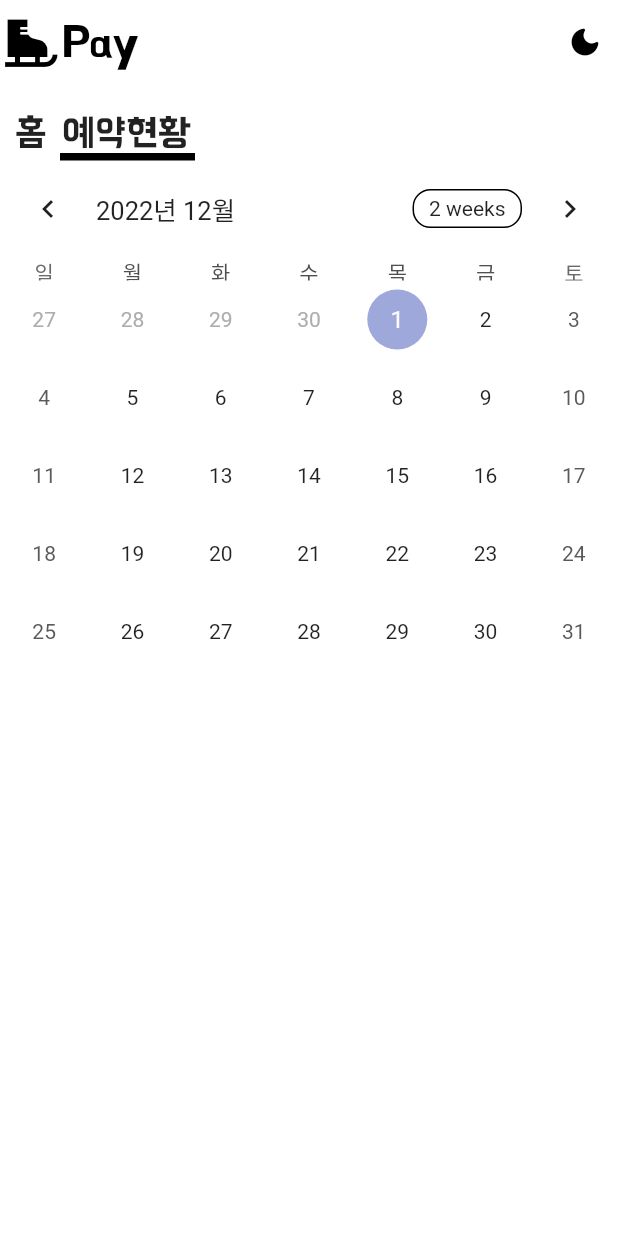
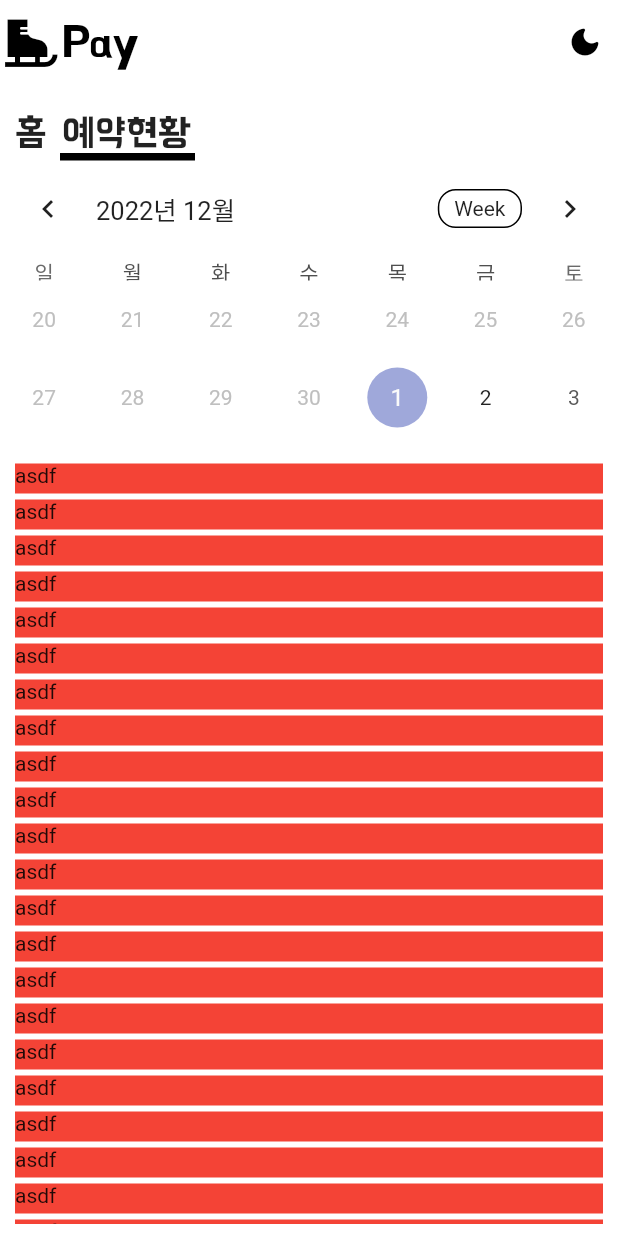
Before and after one commit to chinggu88/hairbook, a Flutter app: the screen it shows after launch, after a tap on "예약현황", on a phone screen of 412 x 824 dp. Run offline on Flutter 3.47's test engine with Material 2 defaults, Android fonts, the phone set to English and light mode, and no system bars; drawn by our look-alikes of table_calendar; our stand-ins replace cloud_firestore, firebase_auth, firebase_core, firebase_messaging, flutter_easyloading, get and 3 more; missing offline and left inert: flutter_web_auth, kakao_flutter_sdk_user; accounts and stored records are empty; network calls fail.

```diff
--- a/lib/common/api/api_call.dart
+++ b/lib/common/api/api_call.dart
@@ -2,6 +2,7 @@ import 'dart:developer';
 
 import 'package:hair/common/api/getConnect.dart';
 import 'package:hair/controller/app_controller.dart';
+import 'package:hair/model/book_model.dart';
 import 'package:hair/model/events_model.dart';
 import 'package:hair/model/user_model.dart';
 import 'package:intl/intl.dart';
@@ -100,7 +101,7 @@ Future<List<Map<String, dynamic>>> readregisterByid(
       return result;
     }
   } catch (e) {
-    log('', error: '[api_call][readregister] error value ${e.toString()}');
+    log('', error: '[api_call][readregisterByid] error value ${e.toString()}');
     return [];
   }
 }
@@ -126,3 +127,27 @@ Future<List<Map<String, dynamic>>> readhistory(
     return [];
   }
 }
+
+///예약목록
+Future<List<book>> getBookListbyDate(
+    String url, Map<String, dynamic> body) async {
+  List<book> result = [];
+  List<dynamic> temp = [];
+  try {
+    Map<String, dynamic> res = await Getconnect.postApi(url, body);
+    if (res.isNotEmpty) {
+      log('asdf ${res['data']}');
+      temp = res['data'];
+      temp.forEach((e) {
+        result.add(book.fromJson(e));
+        log('${e.toString()}');
+      });
+      return result;
+    } else {
+      return result;
+    }
+  } catch (e) {
+    log('', error: '[api_call][getBookListbyDate] error value ${e.toString()}');
+    return [];
+  }
+}
--- /dev/null
+++ b/lib/controller/book_controller.dart
@@ -0,0 +1,40 @@
+import 'dart:developer';
+
+import 'package:get/get.dart';
+import 'package:hair/common/api/api_call.dart';
+import 'package:hair/common/util/function.dart';
+import 'package:hair/model/book_model.dart';
+import 'package:table_calendar/table_calendar.dart';
+
+class BookController extends GetxController {
+  static BookController get to => Get.find<BookController>();
+
+  ///현재 달력 포맷
+  Rx<CalendarFormat> _calendarFormat = CalendarFormat.twoWeeks.obs;
+  CalendarFormat get calendarFormat => _calendarFormat.value;
+  set calendarFormat(CalendarFormat value) => _calendarFormat.value = value;
+
+  ///선택한 날짜
+  final Rx<DateTime> _selectDate = DateTime.now().obs;
+  DateTime get selectDate => _selectDate.value;
+  set selectDate(DateTime value) => _selectDate.value = value;
+
+  Rx<DateTime> onclick = DateTime.now().obs;
+
+  RxList<book> bookList = <book>[].obs;
+
+  @override
+  Future<void> onReady() async {
+    // TODO: implement onReady
+    super.onReady();
+    await readregitlist();
+  }
+
+  ///예약건수 조회
+  Future<void> readregitlist() async {
+    log('[등록api][readregitlist] 등록 value ${DateTime.now().year}${DateTime.now().month}${DateTime.now().day}');
+    await getBookListbyDate(
+        '/getBookListbyDate', {'date': dateTostr(DateTime.now())});
+    log('[등록api][readregitlist] 등록성공');
+  }
+}
--- a/lib/main.dart
+++ b/lib/main.dart
@@ -3,6 +3,7 @@ import 'package:flutter_easyloading/flutter_easyloading.dart';
 import 'package:get/get.dart';
 import 'package:hair/common/bindings/initbinds.dart';
 import 'package:hair/common/const/appPage.dart';
+import 'package:hair/controller/book_controller.dart';
 import 'package:hair/controller/home_controller.dart';
 import 'package:hair/controller/login_controller.dart';
 import 'package:hair/controller/profile_controller.dart';
@@ -48,7 +49,7 @@ void main() {
             page: () => BookPage(),
             transition: Transition.noTransition,
             binding: BindingsBuilder(() {
-              // Get.put(RegisterController());
+              Get.put(BookController());
             })),
         GetPage(
             name: profile,
--- /dev/null
+++ b/lib/model/book_model.dart
@@ -0,0 +1,56 @@
+class book {
+  String? seq;
+  String? confirm;
+  String? managerCode;
+  String? typeName;
+  String? time;
+  String? managerName;
+  String? id;
+  String? name;
+  String? phone;
+  String? typeCode;
+  String? date;
+
+  book(
+      {this.seq,
+      this.confirm,
+      this.managerCode,
+      this.typeName,
+      this.time,
+      this.managerName,
+      this.id,
+      this.name,
+      this.phone,
+      this.typeCode,
+      this.date});
+
+  book.fromJson(Map<String, dynamic> json) {
+    seq = json['seq'];
+    confirm = json['confirm'];
+    managerCode = json['managerCode'];
+    typeName = json['typeName'];
+    time = json['time'];
+    managerName = json['managerName'];
+    id = json['id'];
+    name = json['name'];
+    phone = json['phone'];
+    typeCode = json['typeCode'];
+    date = json['date'];
+  }
+
+  Map<String, dynamic> toJson() {
+    final Map<String, dynamic> data = new Map<String, dynamic>();
+    data['seq'] = this.seq;
+    data['confirm'] = this.confirm;
+    data['managerCode'] = this.managerCode;
+    data['typeName'] = this.typeName;
+    data['time'] = this.time;
+    data['managerName'] = this.managerName;
+    data['id'] = this.id;
+    data['name'] = this.name;
+    data['phone'] = this.phone;
+    data['typeCode'] = this.typeCode;
+    data['date'] = this.date;
+    return data;
+  }
+}
--- a/lib/view/book/book_page.dart
+++ b/lib/view/book/book_page.dart
@@ -1,25 +1,73 @@
+import 'dart:developer';
+
 import 'package:flutter/material.dart';
+import 'package:get/get.dart';
+import 'package:get/get_state_manager/get_state_manager.dart';
+import 'package:hair/controller/book_controller.dart';
 import 'package:hair/view/common/scafford_page.dart';
 import 'package:table_calendar/table_calendar.dart';
 
-class BookPage extends StatelessWidget {
-  const BookPage({super.key});
-
+class BookPage extends GetView<BookController> {
   @override
   Widget build(BuildContext context) {
     return Scaffoldhair(
-      widgetbody: Column(
-        children: [
-          Center(
-            child: TableCalendar(
-              focusedDay: DateTime.now(),
-              firstDay: DateTime(DateTime.now().year, DateTime.now().month - 3,
-                  DateTime.now().day),
-              lastDay: DateTime(DateTime.now().year, DateTime.now().month + 3,
-                  DateTime.now().day),
-            ),
-          ),
-        ],
+      widgetbody: Flexible(
+        child: Column(
+          mainAxisSize: MainAxisSize.max,
+          children: [
+            Obx((() {
+              // log('[REGISTERPAGE] ${controller.eventitems.length}');
+              // log('[BOOKRPAGE] ${controller.onclick}');
+              return calendar();
+            })),
+            const SizedBox(height: 8.0),
+            schedule()
+          ],
+        ),
+      ),
+    );
+  }
+
+  Widget calendar() {
+    return TableCalendar(
+      firstDay: DateTime(
+          DateTime.now().year, DateTime.now().month, DateTime.now().day),
+      lastDay: DateTime(
+          DateTime.now().year, DateTime.now().month + 3, DateTime.now().day),
+      calendarFormat: controller.calendarFormat,
+      onFormatChanged: (format) {
+        controller.calendarFormat = format;
+      },
+      focusedDay: controller.onclick.value,
+      onDaySelected: (selectedDay, focusedDay) {
+        controller.readregitlist();
+        controller.onclick.value = selectedDay;
+      },
+      selectedDayPredicate: (day) {
+        return controller.onclick.value == day;
+      },
+    );
+  }
+
+  Widget schedule() {
+    log('asdf ${controller.calendarFormat}');
+    return Flexible(
+      fit: FlexFit.loose,
+      child: Padding(
+        padding: const EdgeInsets.all(8.0),
+        child: ListView.builder(
+          itemCount: 100,
+          itemBuilder: (context, index) {
+            return Padding(
+              padding: const EdgeInsets.all(2.0),
+              child: Container(
+                height: 20,
+                color: Colors.red,
+                child: Text('asdf'),
+              ),
+            );
+          },
+        ),
       ),
     );
   }
--- a/pubspec.yaml
+++ b/pubspec.yaml
@@ -53,6 +53,7 @@ dependencies:
   flutter_easyloading: ^3.0.5
   easy_debounce: ^2.0.2+1
   firebase_messaging: ^14.1.2
+  flutter_local_notifications: ^12.0.4
 
 dev_dependencies:
   flutter_test:
```
Also changed, not shown: lib/view/home/home_page.dart (+0 -19 lines), pubspec.lock, 1 other file.
